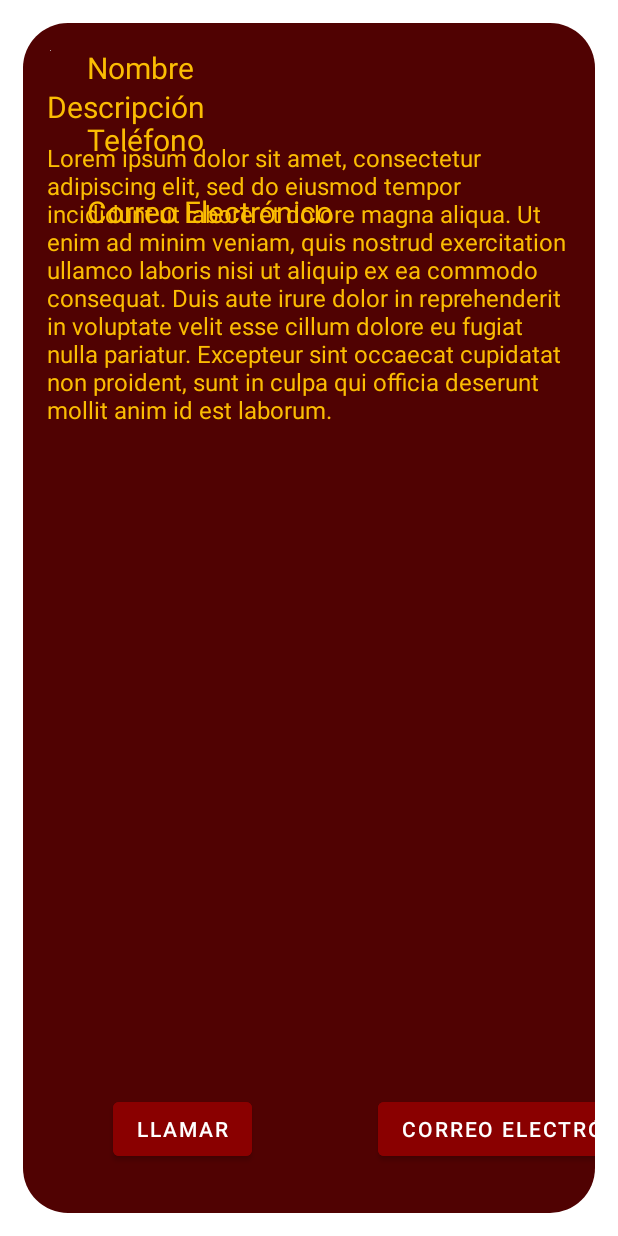
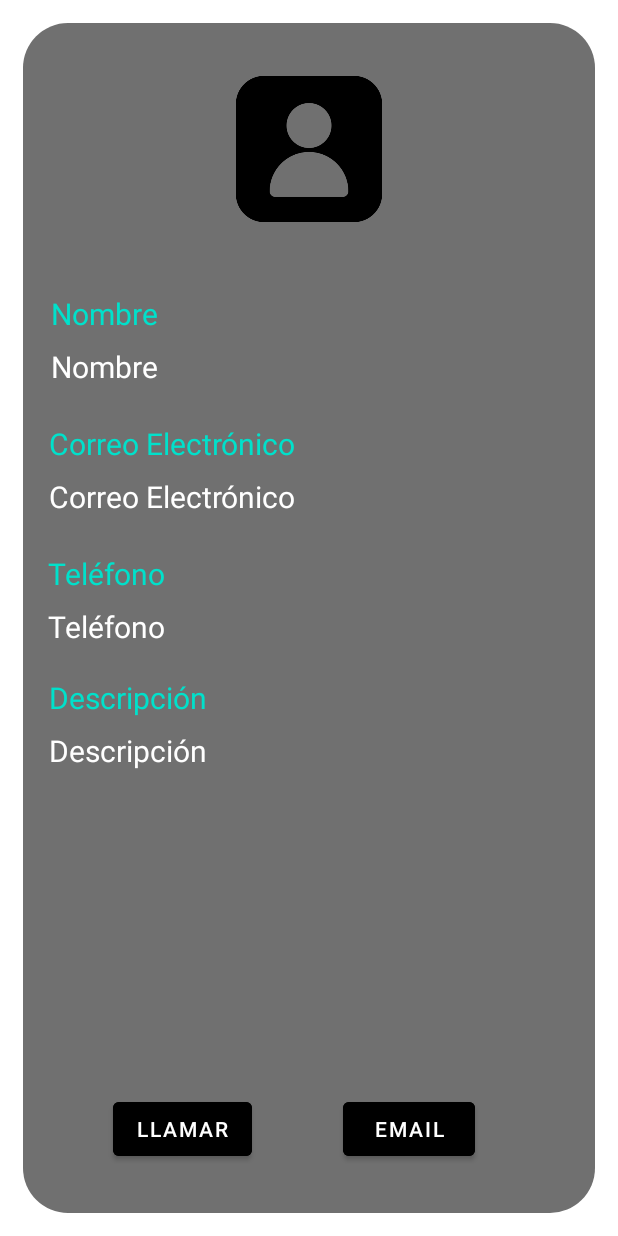
Before and after one commit to Alberto-Galvez/Project_Agendos, an Android app: the layout fragment_detail.xml on its own in the app's theme, with its tools: preview values and no code run, on a phone screen of 412 x 824 dp. Run offline under Robolectric (Android 15) with nearby library versions, the phone set to English and light mode, and no system bars.

Commit message:
Detail_Fragment

```diff
--- a/app/build.gradle
+++ b/app/build.gradle
@@ -4,6 +4,7 @@ plugins {
 
     // Add the Google services Gradle plugin
     id 'com.google.gms.google-services'
+    id 'kotlin-parcelize'
 }
 
 android {
--- a/app/src/main/java/com/galvezssr/agendos/kernel/Contact.kt
+++ b/app/src/main/java/com/galvezssr/agendos/kernel/Contact.kt
@@ -1,10 +1,14 @@
 package com.galvezssr.agendos.kernel
 
+import android.os.Parcelable
+import kotlinx.parcelize.Parcelize
+
+@Parcelize
 class Contact(
     var nombre: String,
     var telefono: String,
     var email: String,
-    var descripcion: String) {
+    var descripcion: String): Parcelable {
     constructor(): this("", "", "", "")
 
 }
--- a/app/src/main/java/com/galvezssr/agendos/kernel/ContactAdapter.kt
+++ b/app/src/main/java/com/galvezssr/agendos/kernel/ContactAdapter.kt
@@ -7,11 +7,13 @@ import android.widget.TextView
 import androidx.recyclerview.widget.RecyclerView
 import com.galvezssr.agendos.R
 
-class ContactAdapter(var contactos: List<Contact>): RecyclerView.Adapter<ContactAdapter.ViewHolder>() {
+class ContactAdapter(val listener: (Contact) -> Unit): RecyclerView.Adapter<ContactAdapter.ViewHolder>() {
 
     ////////////////////////////////////////////////////
     // VARIABLES ///////////////////////////////////////
     ////////////////////////////////////////////////////
+
+    var contactos = emptyList<Contact>()
 
     ////////////////////////////////////////////////////
     // FUNCIONES ///////////////////////////////////////
@@ -29,6 +31,10 @@ class ContactAdapter(var contactos: List<Contact>): RecyclerView.Adapter<Contact
         holder.nombre.text = contacto.nombre
         holder.telefono.text = contacto.telefono
 
+        holder.itemView.setOnClickListener {
+            listener(contacto)
+        }
+
     }
 
     ////////////////////////////////////////////////////
--- a/app/src/main/java/com/galvezssr/agendos/ui/MainActivity.kt
+++ b/app/src/main/java/com/galvezssr/agendos/ui/MainActivity.kt
@@ -34,10 +34,6 @@ class MainActivity : AppCompatActivity() {
 
         setSupportActionBar(binding.appBarMain.toolbar)
 
-        binding.appBarMain.fab.setOnClickListener { view ->
-            Snackbar.make(view, "Replace with your own action", Snackbar.LENGTH_LONG)
-                .setAction("Action", null).show()
-        }
         val drawerLayout: DrawerLayout = binding.drawerLayout
         val navView: NavigationView = binding.navView
         val navController = findNavController(R.id.nav_host_fragment_content_main)
--- a/app/src/main/java/com/galvezssr/agendos/ui/home/HomeFragment.kt
+++ b/app/src/main/java/com/galvezssr/agendos/ui/home/HomeFragment.kt
@@ -6,10 +6,15 @@ import android.view.LayoutInflater
 import android.view.View
 import android.view.ViewGroup
 import androidx.appcompat.app.AppCompatActivity
+import androidx.core.os.bundleOf
 import androidx.fragment.app.Fragment
 import androidx.fragment.app.viewModels
+import androidx.navigation.fragment.findNavController
+import com.galvezssr.agendos.R
 import com.galvezssr.agendos.databinding.FragmentListBinding
+import com.galvezssr.agendos.kernel.Contact
 import com.galvezssr.agendos.kernel.ContactAdapter
+import com.galvezssr.agendos.ui.detailFragment.DetailFragment
 
 class HomeFragment : Fragment() {
 
@@ -17,7 +22,6 @@ class HomeFragment : Fragment() {
     // VARIABLES ///////////////////////////////////////
     ////////////////////////////////////////////////////
 
-    private lateinit var adapter: ContactAdapter
     private lateinit var app: AppCompatActivity
 
     private var _binding: FragmentListBinding? = null
@@ -39,7 +43,7 @@ class HomeFragment : Fragment() {
         _binding = FragmentListBinding.inflate(inflater, container, false)
 
         /** Inicializamos el recycler y el adapter **/
-        adapter = ContactAdapter(emptyList())
+        val adapter = ContactAdapter {contacto -> navigateTo(contacto)}
         binding.recycler.adapter = adapter
 
         /** Observamos los cambios que se producen en el ViewModel esperando para ser modificados en los XML **/
@@ -51,6 +55,12 @@ class HomeFragment : Fragment() {
         return binding.root
     }
 
+    fun navigateTo(contact: Contact) {
+        findNavController().navigate(
+            R.id.action_nav_home_to_detailFragment, bundleOf(DetailFragment.CONTACTO_SELECCIONADO to contact)
+        )
+    }
+
     override fun onDestroyView() {
         super.onDestroyView()
         _binding = null
--- a/app/src/main/java/com/galvezssr/agendos/ui/home/HomeViewModel.kt
+++ b/app/src/main/java/com/galvezssr/agendos/ui/home/HomeViewModel.kt
@@ -16,7 +16,6 @@ class HomeViewModel(usuarioActual: String) : ViewModel() {
     // Recycler del Fragment
     private val _listaResultante = MutableLiveData<List<Contact>>(emptyList())
 
-
     ////////////////////////////////////////////////////
     // INCIALIZADOR ////////////////////////////////////
     ////////////////////////////////////////////////////
@@ -34,6 +33,7 @@ class HomeViewModel(usuarioActual: String) : ViewModel() {
         }
     }
 
+
     ////////////////////////////////////////////////////
     // GETTERS /////////////////////////////////////////
     ////////////////////////////////////////////////////
--- a/app/src/main/res/layout/app_bar_main.xml
+++ b/app/src/main/res/layout/app_bar_main.xml
@@ -22,13 +22,4 @@
 
     <include layout="@layout/content_main" />
 
-    <com.google.android.material.floatingactionbutton.FloatingActionButton
-        android:id="@+id/fab"
-        android:layout_width="wrap_content"
-        android:layout_height="wrap_content"
-        android:layout_gravity="bottom|end"
-        android:layout_marginEnd="@dimen/fab_margin"
-        android:layout_marginBottom="16dp"
-        app:srcCompat="@android:drawable/ic_menu_rotate" />
-
 </androidx.coordinatorlayout.widget.CoordinatorLayout>
--- a/app/src/main/res/layout/contact_view.xml
+++ b/app/src/main/res/layout/contact_view.xml
@@ -28,12 +28,14 @@
                 android:id="@+id/imagen"
                 android:layout_width="70dp"
                 android:layout_height="80dp"
-                android:layout_marginEnd="10sp"
                 android:background="@drawable/rounded"
-                android:scaleType="centerCrop"
                 android:clipToOutline="true"
-                tools:srcCompat="@drawable/contact_2"
-                android:contentDescription="@string/contact"
+                android:contentDescription="@string/todo"
+                app:layout_constraintEnd_toEndOf="parent"
+                app:layout_constraintHorizontal_bias="0.065"
+                app:layout_constraintStart_toStartOf="parent"
+                app:layout_constraintTop_toTopOf="parent"
+                app:srcCompat="@drawable/contact_2"
                 tools:targetApi="s" />
             <LinearLayout
                 android:layout_width="wrap_content"
--- a/app/src/main/res/layout/fragment_detail.xml
+++ b/app/src/main/res/layout/fragment_detail.xml
@@ -1,6 +1,5 @@
 <?xml version="1.0" encoding="utf-8"?>
-<androidx.constraintlayout.widget.ConstraintLayout
-     xmlns:android="http://schemas.android.com/apk/res/android"
+<androidx.constraintlayout.widget.ConstraintLayout xmlns:android="http://schemas.android.com/apk/res/android"
     xmlns:app="http://schemas.android.com/apk/res-auto"
     xmlns:tools="http://schemas.android.com/tools"
 
@@ -8,102 +7,151 @@
     android:layout_height="match_parent"
     android:layout_margin="15sp"
     android:background="@drawable/rounded"
-    android:backgroundTint="@color/brown">
+    android:backgroundTint="@color/grey">
 
     <ImageView
-        android:id="@+id/campoImagen"
+        android:id="@+id/imageView"
+        android:layout_width="120dp"
+        android:layout_height="120dp"
+        android:layout_marginTop="24dp"
+        android:background="@drawable/rounded"
+        android:clipToOutline="true"
+        android:contentDescription="@string/todo"
+        app:layout_constraintEnd_toEndOf="parent"
+        app:layout_constraintHorizontal_bias="0.5"
+        app:layout_constraintStart_toStartOf="parent"
+        app:layout_constraintTop_toTopOf="parent"
+        app:srcCompat="@drawable/contact_2"
+        tools:targetApi="s" />
+
+    <TextView
+        android:id="@+id/textView2"
         android:layout_width="wrap_content"
         android:layout_height="wrap_content"
-        android:layout_marginStart="18dp"
-        android:layout_marginTop="18dp"
-        android:background="@drawable/rounded"
-        android:clipToOutline="true"
-        android:contentDescription="@string/contact"
+        android:layout_marginTop="180dp"
+        android:text="@string/name"
+        android:textColor="@color/appSecondaryVariant"
+        android:textSize="20sp"
+        app:layout_constraintEnd_toEndOf="parent"
+        app:layout_constraintHorizontal_bias="0.061"
         app:layout_constraintStart_toStartOf="parent"
-        app:layout_constraintTop_toTopOf="parent"
-        tools:srcCompat="@tools:sample/avatars"
-        tools:targetApi="s" />
+        app:layout_constraintTop_toTopOf="parent" />
 
     <TextView
         android:id="@+id/campoNombre"
         android:layout_width="wrap_content"
         android:layout_height="wrap_content"
-        android:layout_marginStart="24dp"
-        android:layout_marginTop="16dp"
+        android:layout_marginTop="8dp"
         android:text="@string/name"
-        android:textColor="@color/yellow"
+        android:textColor="@color/white"
         android:textSize="20sp"
-        app:layout_constraintStart_toEndOf="@+id/campoImagen"
-        app:layout_constraintTop_toTopOf="parent" />
+        app:layout_constraintEnd_toEndOf="parent"
+        app:layout_constraintHorizontal_bias="0.061"
+        app:layout_constraintStart_toStartOf="parent"
+        app:layout_constraintTop_toBottomOf="@+id/textView2" />
+
+    <TextView
+        android:id="@+id/textView3"
+        android:layout_width="wrap_content"
+        android:layout_height="wrap_content"
+        android:layout_marginTop="24dp"
+        android:text="@string/email"
+        android:textColor="@color/appSecondaryVariant"
+        android:textSize="20sp"
+        app:layout_constraintEnd_toEndOf="parent"
+        app:layout_constraintHorizontal_bias="0.08"
+        app:layout_constraintStart_toStartOf="parent"
+        app:layout_constraintTop_toBottomOf="@+id/campoNombre" />
+
+
+    <TextView
+        android:id="@+id/campoEmail"
+        android:layout_width="wrap_content"
+        android:layout_height="wrap_content"
+        android:layout_marginTop="8dp"
+        android:text="@string/email"
+        android:textColor="@color/white"
+        android:textSize="20sp"
+        app:layout_constraintEnd_toEndOf="parent"
+        app:layout_constraintHorizontal_bias="0.08"
+        app:layout_constraintStart_toStartOf="parent"
+        app:layout_constraintTop_toBottomOf="@+id/textView3" />
+
+    <TextView
+        android:id="@+id/textView4"
+        android:layout_width="wrap_content"
+        android:layout_height="wrap_content"
+        android:layout_marginTop="24dp"
+        android:text="@string/phone"
+        android:textColor="@color/appSecondaryVariant"
+        android:textSize="20sp"
+        app:layout_constraintEnd_toEndOf="parent"
+        app:layout_constraintHorizontal_bias="0.055"
+        app:layout_constraintStart_toStartOf="parent"
+        app:layout_constraintTop_toBottomOf="@+id/campoEmail" />
 
     <TextView
         android:id="@+id/campoTelefono"
         android:layout_width="wrap_content"
         android:layout_height="wrap_content"
-        android:layout_marginStart="24dp"
-        android:layout_marginTop="64dp"
+        android:layout_marginTop="8dp"
         android:text="@string/phone"
-        android:textColor="@color/yellow"
+        android:textColor="@color/white"
         android:textSize="20sp"
-        app:layout_constraintStart_toEndOf="@+id/campoImagen"
-        app:layout_constraintTop_toTopOf="parent" />
+        app:layout_constraintEnd_toEndOf="parent"
+        app:layout_constraintHorizontal_bias="0.055"
+        app:layout_constraintStart_toStartOf="parent"
+        app:layout_constraintTop_toBottomOf="@+id/textView4" />
+
 
     <TextView
-        android:id="@+id/campoEmail"
+        android:id="@+id/textView5"
         android:layout_width="wrap_content"
         android:layout_height="wrap_content"
-        android:layout_marginStart="24dp"
-        android:layout_marginTop="112dp"
-        android:text="@string/email"
-        android:textColor="@color/yellow"
+        android:layout_marginTop="20dp"
+        android:text="@string/description"
+        android:textColor="@color/appSecondaryVariant"
         android:textSize="20sp"
-        app:layout_constraintStart_toEndOf="@+id/campoImagen"
-        app:layout_constraintTop_toTopOf="parent" />
-
-    <TextView
-        android:id="@+id/textView"
-        android:layout_width="wrap_content"
-        android:layout_height="wrap_content"
-        android:layout_marginStart="16dp"
-        android:layout_marginTop="23dp"
-        android:text="@string/description"
-        android:textColor="@color/yellow"
-        android:textSize="20sp"
+        app:layout_constraintEnd_toEndOf="parent"
+        app:layout_constraintHorizontal_bias="0.062"
         app:layout_constraintStart_toStartOf="parent"
-        app:layout_constraintTop_toBottomOf="@+id/campoImagen" />
+        app:layout_constraintTop_toBottomOf="@+id/campoTelefono" />
 
     <TextView
         android:id="@+id/campoDescripcion"
-        android:layout_width="350dp"
-        android:layout_height="262dp"
-        android:layout_marginStart="16dp"
-        android:layout_marginTop="60dp"
-        android:text="@string/lorem"
-        android:textColor="@color/yellow"
-        android:textSize="16sp"
+        android:layout_width="wrap_content"
+        android:layout_height="wrap_content"
+        android:layout_marginTop="8dp"
+        android:text="@string/description"
+        android:textColor="@color/white"
+        android:textSize="20sp"
+        app:layout_constraintEnd_toEndOf="parent"
+        app:layout_constraintHorizontal_bias="0.062"
         app:layout_constraintStart_toStartOf="parent"
-        app:layout_constraintTop_toBottomOf="@+id/campoImagen" />
+        app:layout_constraintTop_toBottomOf="@+id/textView5" />
 
     <Button
         android:id="@+id/botonEmail"
         android:layout_width="wrap_content"
         android:layout_height="wrap_content"
-        android:layout_marginStart="84dp"
         android:layout_marginBottom="32dp"
-        android:backgroundTint="@color/soft_brown"
-        android:text="@string/email"
+        android:backgroundTint="@color/black"
+        android:text="@string/mail"
         app:layout_constraintBottom_toBottomOf="parent"
-        app:layout_constraintStart_toEndOf="@id/botonLlamar" />
+        app:layout_constraintEnd_toEndOf="parent"
+        app:layout_constraintHorizontal_bias="0.727"
+        app:layout_constraintStart_toStartOf="parent" />
 
     <Button
         android:id="@+id/botonLlamar"
         android:layout_width="wrap_content"
         android:layout_height="wrap_content"
-        android:layout_marginStart="60dp"
         android:layout_marginBottom="32dp"
-        android:backgroundTint="@color/soft_brown"
+        android:backgroundTint="@color/black"
         android:text="@string/call"
         app:layout_constraintBottom_toBottomOf="parent"
+        app:layout_constraintEnd_toEndOf="parent"
+        app:layout_constraintHorizontal_bias="0.209"
         app:layout_constraintStart_toStartOf="parent" />
 
 </androidx.constraintlayout.widget.ConstraintLayout>
--- a/app/src/main/res/navigation/mobile_navigation.xml
+++ b/app/src/main/res/navigation/mobile_navigation.xml
@@ -9,7 +9,15 @@
         android:id="@+id/nav_home"
         android:name="com.galvezssr.agendos.ui.home.HomeFragment"
         android:label="Lista de Contactos"
-        tools:layout="@layout/fragment_list"/>
+        tools:layout="@layout/fragment_list">
+        <action
+            android:id="@+id/action_nav_home_to_detailFragment"
+            app:destination="@id/detailFragment"
+            app:enterAnim="@anim/slide_right_in"
+            app:exitAnim="@anim/slide_left_out"
+            app:popEnterAnim="@anim/slide_left_in"
+            app:popExitAnim="@anim/slide_right_out" />
+    </fragment>
 
     <fragment
         android:id="@+id/nav_create_contact"
@@ -22,4 +30,9 @@
         android:name="com.galvezssr.agendos.ui.slideshow.SlideshowFragment"
         android:label="@string/menu_slideshow"
         tools:layout="@layout/fragment_slideshow" />
+    <fragment
+        android:id="@+id/detailFragment"
+        android:name="com.galvezssr.agendos.ui.detailFragment.DetailFragment"
+        android:label="DetailFragment"
+        tools:layout="@layout/fragment_detail"/>
 </navigation>
--- a/app/src/main/res/values/strings.xml
+++ b/app/src/main/res/values/strings.xml
@@ -47,4 +47,6 @@
     <string name="todo">TODO</string>
     <string name="login_account">Ingrese su correo electronico y contraseña</string>
     <string name="create_contact">Añadir contacto</string>
+    <string name="image">Imagen</string>
+    <string name="mail">Email</string>
 </resources>
```
